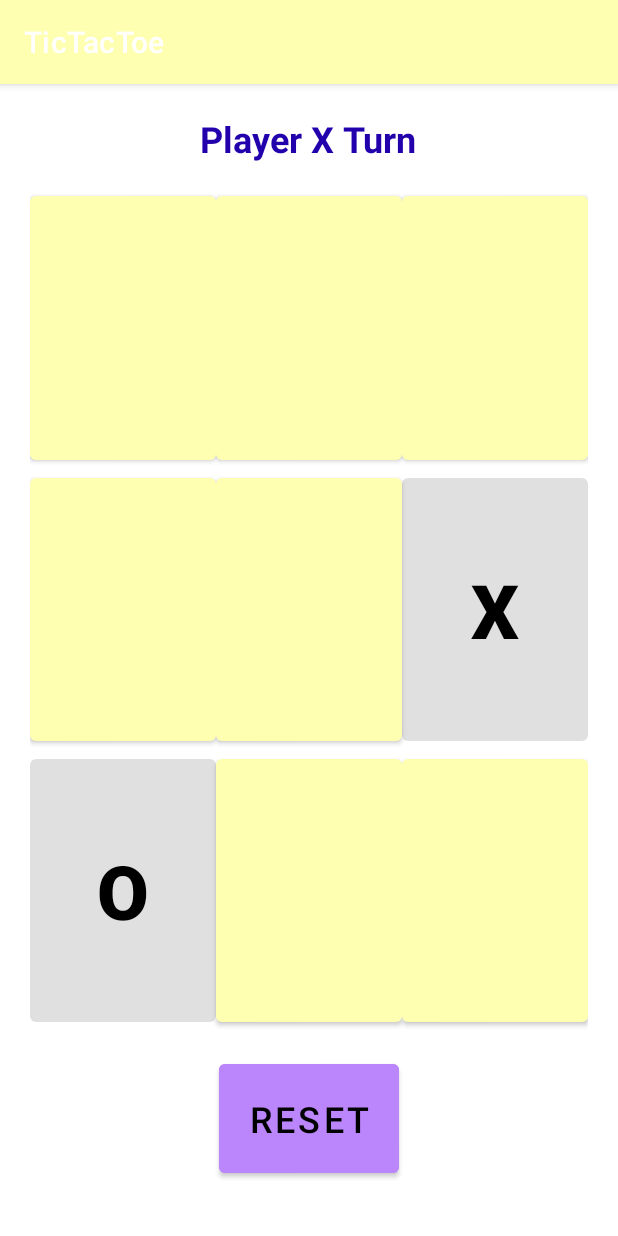
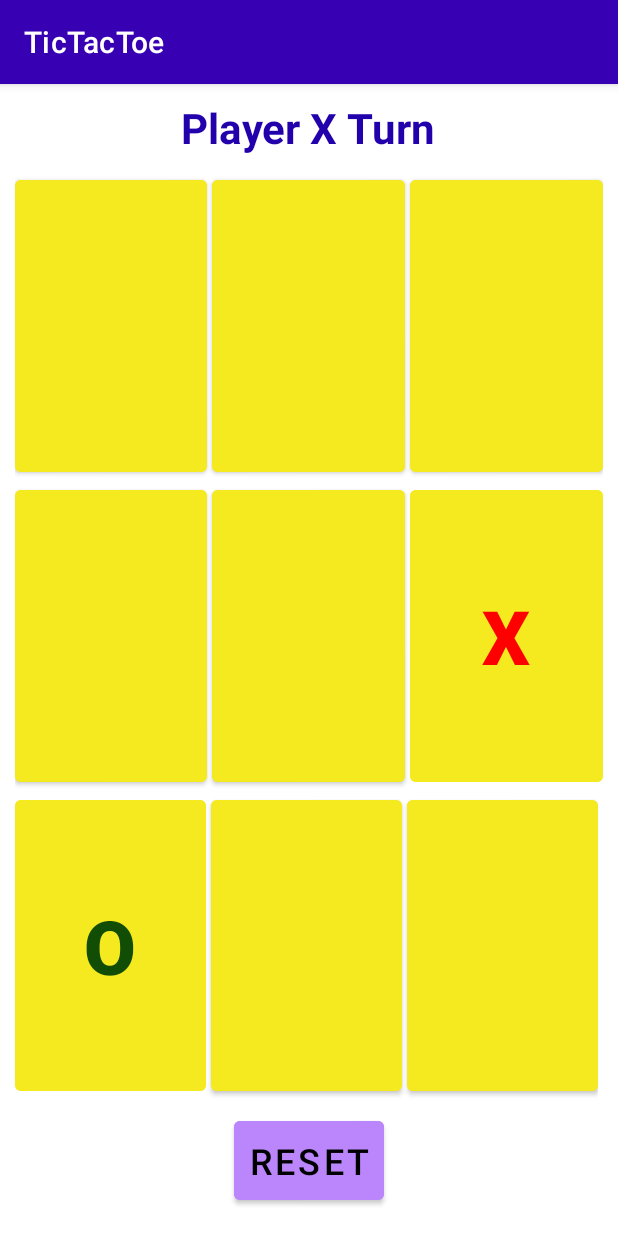
Before and after one commit to Harshul-Jain/TicTacToe_Andriod, an Android app: the screen it shows after launch (MainActivity), after a tap on an icon or button, on a phone screen of 412 x 824 dp. Run offline under Robolectric (Android 15) with nearby library versions, the phone set to English and light mode, and no system bars; 1 other tap on this screen came first.

Commit message:
Game Draw State

```diff
--- a/app/src/main/java/com/example/tictactoe/MainActivity.kt
+++ b/app/src/main/java/com/example/tictactoe/MainActivity.kt
@@ -1,5 +1,6 @@
 package com.example.tictactoe
 
+import android.graphics.Color
 import androidx.appcompat.app.AppCompatActivity
 import android.os.Bundle
 import android.view.View
@@ -74,18 +75,32 @@ class MainActivity : AppCompatActivity(), View.OnClickListener {
             R.id.button9 -> {
                 updateValue(row = 2, col = 2, player = PLAYER)
             }
+        }
+        if (PLAYER) {
+            updateDisplay("Player X Turn")
+        } else {
+            updateDisplay("Player O Turn")
+        }
+        if (TURN_COUNT == 9) {
+            updateDisplay("Game Draw")
+        }
+    }
 
-        }
+    private fun updateDisplay(text: String) {
+        displayTv.text = text
     }
 
     private fun updateValue(row: Int, col: Int, player: Boolean) {
         val text: String = if (player) "X" else "O"
         val value: Int = if (player) 1 else 0
+        val color = if (player) "#FF0000" else "#114D05"
         board[row][col].apply {
             isEnabled = false
             this.text = text
+            setTextColor(Color.parseColor(color))
         }
         boardStatus[row][col] = value
         PLAYER = !PLAYER
+        TURN_COUNT++
     }
 }
--- a/app/src/main/res/layout/activity_main.xml
+++ b/app/src/main/res/layout/activity_main.xml
@@ -2,10 +2,10 @@
 <LinearLayout xmlns:android="http://schemas.android.com/apk/res/android"
     xmlns:app="http://schemas.android.com/apk/res-auto"
     xmlns:tools="http://schemas.android.com/tools"
-    android:orientation="vertical"
-    android:layout_margin="20dp"
     android:layout_width="match_parent"
     android:layout_height="match_parent"
+    android:layout_margin="10dp"
+    android:orientation="vertical"
     tools:context=".MainActivity">
 
     <TextView
@@ -13,118 +13,143 @@
         android:layout_width="wrap_content"
         android:layout_height="wrap_content"
         android:layout_gravity="center_horizontal"
+        android:layout_marginBottom="10dp"
         android:text="Player X Turn"
         android:textColor="@color/blue"
-        android:textSize="24sp"
-        android:layout_marginBottom="16dp"
-        android:textStyle="bold"
-        />
+        android:textSize="28sp"
+        android:textStyle="bold" />
 
     <LinearLayout
         android:layout_width="match_parent"
+        android:layout_height="match_parent"
         android:layout_weight="1"
-        android:layout_height="match_parent"
         android:orientation="horizontal">
 
         <Button
             android:id="@+id/button1"
-            android:textSize="50sp"
-            android:textStyle="bold"
-            android:textColor="@android:color/black"
             android:layout_width="0dp"
             android:layout_height="match_parent"
-            android:layout_weight="1" />
+            android:layout_marginRight="3dp"
+            android:layout_weight="1"
+            android:backgroundTint="@color/yellow"
+            android:textColor="@android:color/black"
+            android:textSize="50sp"
+            android:textStyle="bold" />
+
         <Button
             android:id="@+id/button2"
-            android:textSize="50sp"
-            android:textStyle="bold"
-            android:textColor="@android:color/black"
             android:layout_width="0dp"
             android:layout_height="match_parent"
-            android:layout_weight="1" />
+            android:layout_marginRight="3dp"
+            android:layout_weight="1"
+            android:backgroundTint="@color/yellow"
+            android:textColor="@android:color/black"
+            android:textSize="50sp"
+            android:textStyle="bold" />
+
         <Button
             android:id="@+id/button3"
-            android:textSize="50sp"
-            android:textStyle="bold"
-            android:textColor="@android:color/black"
             android:layout_width="0dp"
             android:layout_height="match_parent"
-            android:layout_weight="1" />
+            android:layout_weight="1"
+            android:backgroundTint="@color/yellow"
+            android:textColor="@android:color/black"
+            android:textSize="50sp"
+            android:textStyle="bold" />
     </LinearLayout>
 
     <LinearLayout
-        android:layout_weight="1"
         android:layout_width="match_parent"
         android:layout_height="match_parent"
+        android:layout_weight="1"
         android:orientation="horizontal">
+
         <Button
             android:id="@+id/button4"
-            android:textSize="50sp"
-            android:textStyle="bold"
-            android:textColor="@android:color/black"
             android:layout_width="0dp"
             android:layout_height="match_parent"
-            android:layout_weight="1" />
+            android:layout_marginRight="3dp"
+            android:layout_weight="1"
+            android:backgroundTint="@color/yellow"
+            android:textColor="@android:color/black"
+            android:textSize="50sp"
+            android:textStyle="bold" />
+
         <Button
             android:id="@+id/button5"
-            android:textSize="50sp"
-            android:textStyle="bold"
-            android:textColor="@android:color/black"
             android:layout_width="0dp"
             android:layout_height="match_parent"
-            android:layout_weight="1" />
+            android:layout_marginRight="3dp"
+            android:layout_weight="1"
+            android:backgroundTint="@color/yellow"
+            android:textColor="@android:color/black"
+            android:textSize="50sp"
+            android:textStyle="bold" />
+
         <Button
             android:id="@+id/button6"
-            android:textSize="50sp"
-            android:textStyle="bold"
-            android:textColor="@android:color/black"
             android:layout_width="0dp"
             android:layout_height="match_parent"
-            android:layout_weight="1" />
+            android:layout_weight="1"
+            android:backgroundTint="@color/yellow"
+            android:textColor="@android:color/black"
+            android:textSize="50sp"
+            android:textStyle="bold" />
     </LinearLayout>
 
     <LinearLayout
-        android:layout_weight="1"
         android:layout_width="match_parent"
         android:layout_height="match_parent"
+        android:layout_marginRight="3dp"
+        android:layout_weight="1"
         android:orientation="horizontal">
+
         <Button
             android:id="@+id/button7"
-            android:textSize="50sp"
-            android:textStyle="bold"
-            android:textColor="@android:color/black"
             android:layout_width="0dp"
             android:layout_height="match_parent"
-            android:layout_weight="1" />
+            android:layout_marginRight="3dp"
+            android:layout_weight="1"
+            android:backgroundTint="@color/yellow"
+            android:textColor="@android:color/black"
+            android:textSize="50sp"
+            android:textStyle="bold" />
+
         <Button
             android:id="@+id/button8"
-            android:textSize="50sp"
-            android:textStyle="bold"
-            android:textColor="@android:color/black"
             android:layout_width="0dp"
             android:layout_height="match_parent"
-            android:layout_weight="1" />
+            android:layout_marginRight="3dp"
+            android:layout_weight="1"
+            android:backgroundTint="@color/yellow"
+            android:textColor="@android:color/black"
+            android:textSize="50sp"
+            android:textStyle="bold" />
+
         <Button
             android:id="@+id/button9"
-            android:textSize="50sp"
-            android:textStyle="bold"
-            android:textColor="@android:color/black"
+
             android:layout_width="0dp"
             android:layout_height="match_parent"
-            android:layout_weight="1" />
+            android:layout_weight="1"
+            android:backgroundTint="@color/yellow"
+            android:textColor="@android:color/black"
+            android:textSize="50sp"
+            android:textStyle="bold" />
     </LinearLayout>
+
     <Button
-        android:padding="20dp"
-        android:layout_marginTop="16dp"
-        android:layout_marginBottom="16dp"
+        android:id="@+id/resetBtn"
+        android:layout_width="wrap_content"
+        android:layout_height="wrap_content"
+        android:layout_gravity="center_horizontal"
+        android:layout_marginTop="8dp"
+        android:layout_marginBottom="8dp"
+        android:backgroundTint="@color/purple_200"
+        android:padding="10dp"
         android:text="RESET"
         android:textColor="@color/black"
-        android:backgroundTint="@color/purple_200"
-        android:id="@+id/resetBtn"
-        android:layout_gravity="center_horizontal"
-        android:layout_width="wrap_content"
-        android:layout_height="wrap_content"
-        android:textSize="24sp"/>
+        android:textSize="24sp" />
 
 
 </LinearLayout>
--- a/app/src/main/res/values/colors.xml
+++ b/app/src/main/res/values/colors.xml
@@ -7,7 +7,7 @@
     <color name="teal_700">#FF018786</color>
     <color name="black">#FF000000</color>
     <color name="white">#FFFFFFFF</color>
-    <color name="light_yellow">#FEFFB0</color>
+    <color name="yellow">#F5EA20</color>
     <color name="blue">#2200AB</color>
     <color name="red">#FF0000</color>
     <color name="dark_green">#114D05</color>
--- a/app/src/main/res/values/themes.xml
+++ b/app/src/main/res/values/themes.xml
@@ -2,8 +2,8 @@
     <!-- Base application theme. -->
     <style name="Theme.TicTacToe" parent="Theme.MaterialComponents.DayNight.DarkActionBar">
         <!-- Primary brand color. -->
-        <item name="colorPrimary">@color/light_yellow</item>
-        <item name="colorPrimaryVariant">@color/purple_700</item>
+        <item name="colorPrimary">@color/purple_700</item>
+        <item name="colorPrimaryVariant">@color/purple_500</item>
         <item name="colorOnPrimary">@color/white</item>
         <!-- Secondary brand color. -->
         <item name="colorSecondary">@color/teal_200</item>
```
